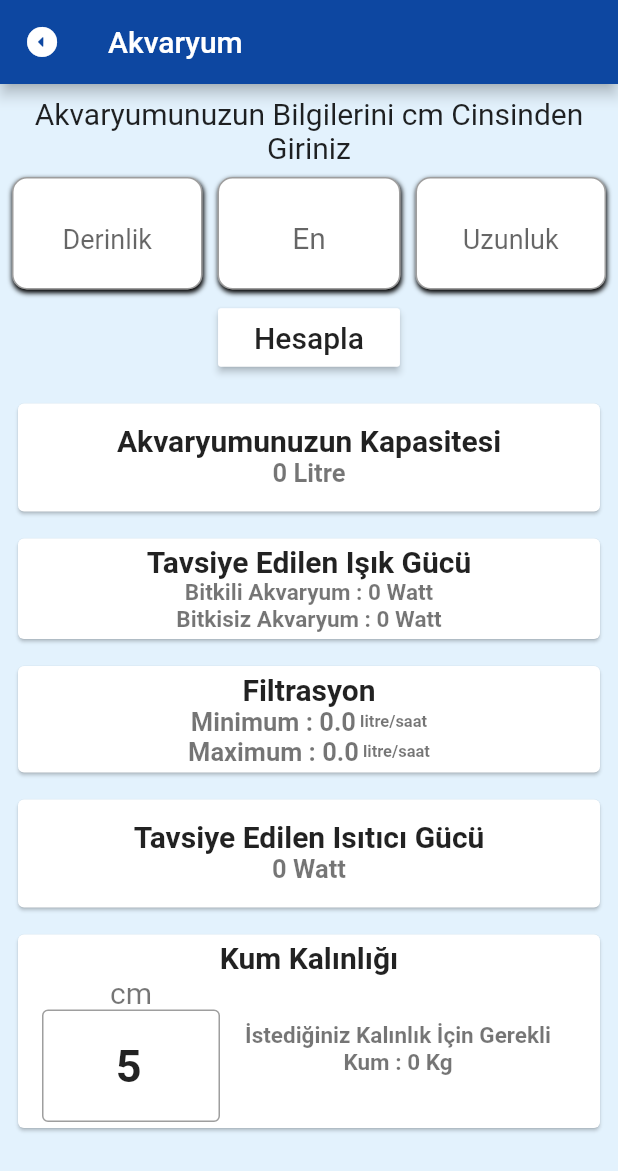
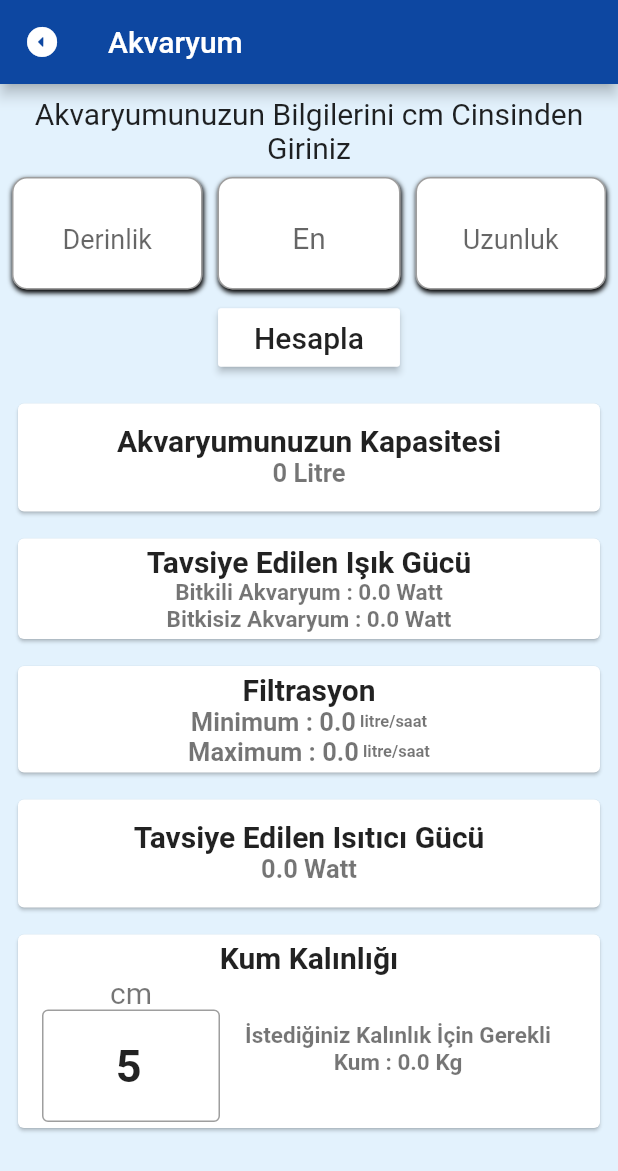
Before and after one commit to batuhansavas-yilmaz/topluhesaplayici, a Flutter app: the screen it shows after launch, after a tap on "Akvaryum", on a phone screen of 412 x 824 dp. Shown: the top 1171 px of the screen. Run offline on Flutter 3.47's test engine with Material 2 defaults, Android fonts, the phone set to English and light mode, and no system bars.

Commit message:
"son hal alındı.  "

```diff
--- a/lib/akvaryum.dart
+++ b/lib/akvaryum.dart
@@ -227,7 +227,7 @@ class _AquariumState extends State<Aquarium> {
                       children: [
                         Text(
                           "Bitkili Akvaryum : " +
-                              bitkili.toStringAsFixed(0) +
+                              bitkili.toStringAsFixed(1) +
                               " Watt",
                           style: TextStyle(
                             fontSize: 15,
@@ -237,7 +237,7 @@ class _AquariumState extends State<Aquarium> {
                         ),
                         Text(
                           "Bitkisiz Akvaryum : " +
-                              bitkisiz.toStringAsFixed(0) +
+                              bitkisiz.toStringAsFixed(1) +
                               " Watt",
                           style: TextStyle(
                             fontSize: 15,
@@ -310,7 +310,7 @@ class _AquariumState extends State<Aquarium> {
                       textAlign: TextAlign.center,
                     ),
                     subtitle: Text(
-                      "${isitici.toStringAsFixed(0)} Watt",
+                      "${isitici.toStringAsFixed(1)} Watt",
                       style:
                           TextStyle(fontSize: 17, fontWeight: FontWeight.bold),
                       textAlign: TextAlign.center,
@@ -354,7 +354,7 @@ class _AquariumState extends State<Aquarium> {
                         Expanded(
                           flex: 2,
                           child: Text(
-                            "İstediğiniz Kalınlık İçin Gerekli Kum : ${kumKg.toStringAsFixed(0)} Kg",
+                            "İstediğiniz Kalınlık İçin Gerekli Kum : ${kumKg.toStringAsFixed(1)} Kg",
                             style: TextStyle(
                                 fontSize: 15, fontWeight: FontWeight.bold),
                             textAlign: TextAlign.center,
--- a/lib/main.dart
+++ b/lib/main.dart
@@ -1,6 +1,3 @@
-import 'package:device_preview/device_preview.dart';
-import 'package:flutter/foundation.dart';
-import 'package:flutter/services.dart';
 
 import 'package:flutter/cupertino.dart';
 
@@ -153,11 +150,11 @@ class _HomePageState extends State<HomePage> {
               height: 70,
             ),
           ),
-          GorevButonlari(text:Text(" "),image: Center(
+          GorevButonlari(text:Text(""),image: Center(
             child: Container(alignment: Alignment.center,
               child: Image(
                   image: AssetImage("assets/loading.png"),
-                  height: 70,),
+                  height: 80,),
             ),
           ),
             navigator: () {
```
Also changed, not shown: assets/loading.png.
